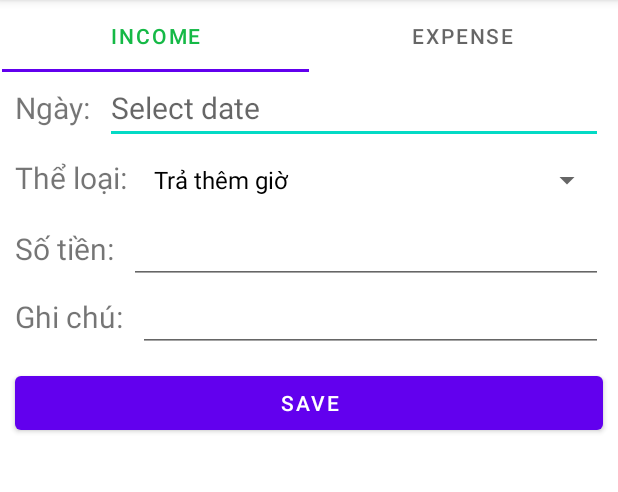
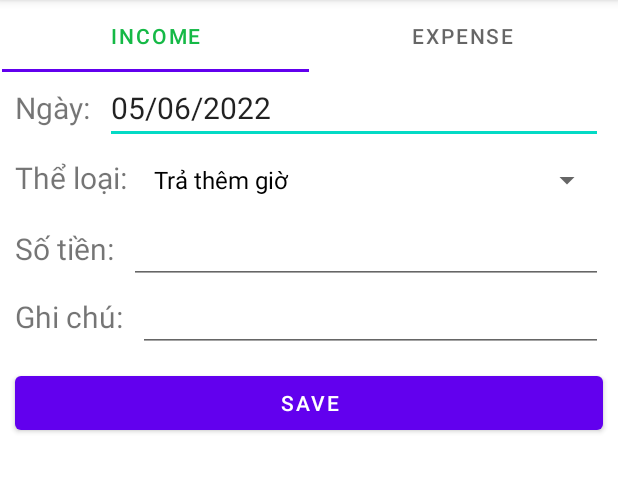
Before and after one commit to doanhduy199819/moneyaah, an Android app: the IncomeFragment screen opened directly, with no data from a screen before it, on a phone screen of 412 x 824 dp, the part 84-576 px from its top. Run offline under Robolectric (Android 15) with nearby library versions, the phone set to English and light mode, and no system bars.

```diff
--- a/app/src/main/java/com/example/moneyaah/fragments/ExpenseFragment.java
+++ b/app/src/main/java/com/example/moneyaah/fragments/ExpenseFragment.java
@@ -1,8 +1,10 @@
 package com.example.moneyaah.fragments;
 
 import android.app.DatePickerDialog;
+import android.os.Build;
 import android.os.Bundle;
 
+import androidx.annotation.RequiresApi;
 import androidx.fragment.app.Fragment;
 
 import android.view.LayoutInflater;
@@ -15,6 +17,8 @@ import android.widget.Spinner;
 
 import com.example.moneyaah.R;
 
+import java.time.LocalDateTime;
+import java.time.format.DateTimeFormatter;
 import java.util.Calendar;
 
 
@@ -25,6 +29,7 @@ public class ExpenseFragment extends Fragment {
 
     private EditText selectDate;
 
+    @RequiresApi(api = Build.VERSION_CODES.O)
     @Override
     public View onCreateView(LayoutInflater inflater, ViewGroup container,
                              Bundle savedInstanceState) {
@@ -53,6 +58,10 @@ public class ExpenseFragment extends Fragment {
             }
         });
 
+        DateTimeFormatter dtf = DateTimeFormatter.ofPattern("dd/MM/yyyy");
+        LocalDateTime now = LocalDateTime.now();
+        selectDate.setText(dtf.format(now).toString());
+
         ArrayAdapter<String> adapter = new ArrayAdapter<>(inflate.getContext(),  android.R.layout.simple_spinner_dropdown_item, items);
 //set the spinners adapter to the previously created one.
         dropdown.setAdapter(adapter);
--- a/app/src/main/java/com/example/moneyaah/fragments/IncomeFragment.java
+++ b/app/src/main/java/com/example/moneyaah/fragments/IncomeFragment.java
@@ -1,8 +1,10 @@
 package com.example.moneyaah.fragments;
 
 import android.app.DatePickerDialog;
+import android.os.Build;
 import android.os.Bundle;
 
+import androidx.annotation.RequiresApi;
 import androidx.fragment.app.Fragment;
 
 import android.view.LayoutInflater;
@@ -15,6 +17,8 @@ import android.widget.Spinner;
 
 import com.example.moneyaah.R;
 
+import java.time.LocalDateTime;
+import java.time.format.DateTimeFormatter;
 import java.util.Calendar;
 import java.util.Date;
 
@@ -24,6 +28,7 @@ public class IncomeFragment extends Fragment {
 
     private EditText selectDate;
 
+    @RequiresApi(api = Build.VERSION_CODES.O)
     @Override
     public View onCreateView(LayoutInflater inflater, ViewGroup container,
                              Bundle savedInstanceState) {
@@ -52,6 +57,10 @@ public class IncomeFragment extends Fragment {
             }
         });
 
+        DateTimeFormatter dtf = DateTimeFormatter.ofPattern("dd/MM/yyyy");
+        LocalDateTime now = LocalDateTime.now();
+        selectDate.setText(dtf.format(now).toString());
+
         ArrayAdapter<String> adapter = new ArrayAdapter<>(inflate.getContext(),  android.R.layout.simple_spinner_dropdown_item, items);
 //set the spinners adapter to the previously created one.
         dropdown.setAdapter(adapter);
--- /dev/null
+++ b/app/src/main/res/drawable/save_button.xml
@@ -0,0 +1,5 @@
+<?xml version="1.0" encoding="utf-8"?>
+<shape xmlns:android="http://schemas.android.com/apk/res/android">
+
+
+</shape>
```
Also changed, not shown: app/src/main/AndroidManifest.xml (+6 -4 lines), app/src/main/java/com/example/moneyaah/screens/StatisticScreen.java (added, +16 -0 lines), app/src/main/res/layout/activity_statistic_screen.xml (added, +9 -0 lines).
